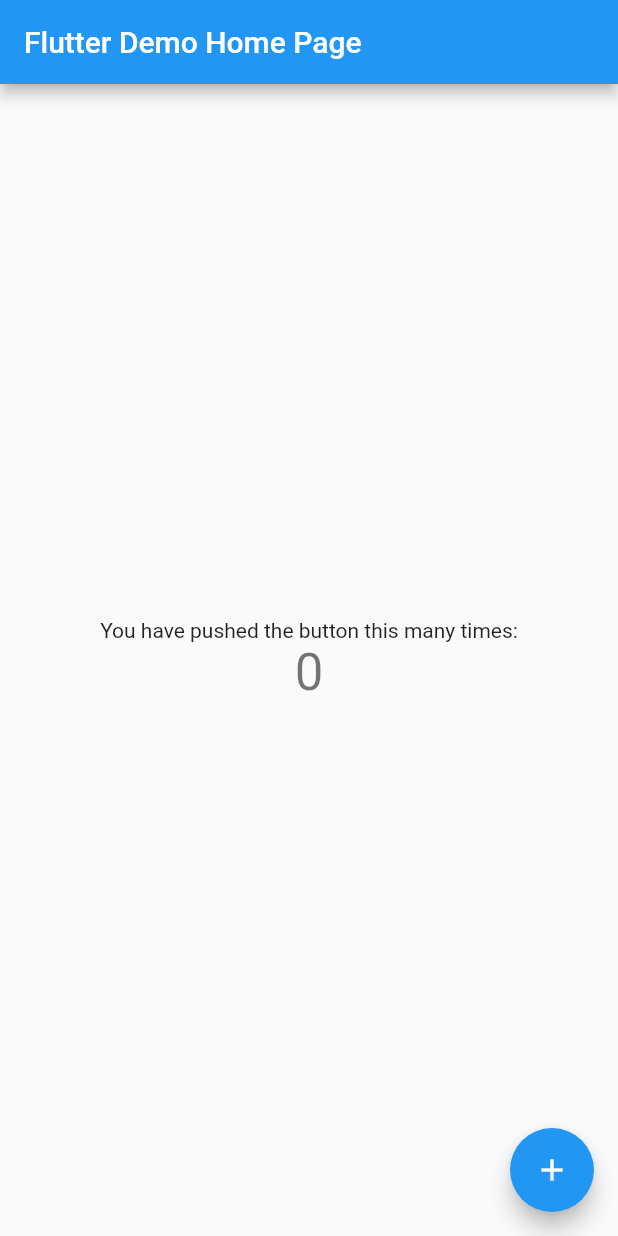
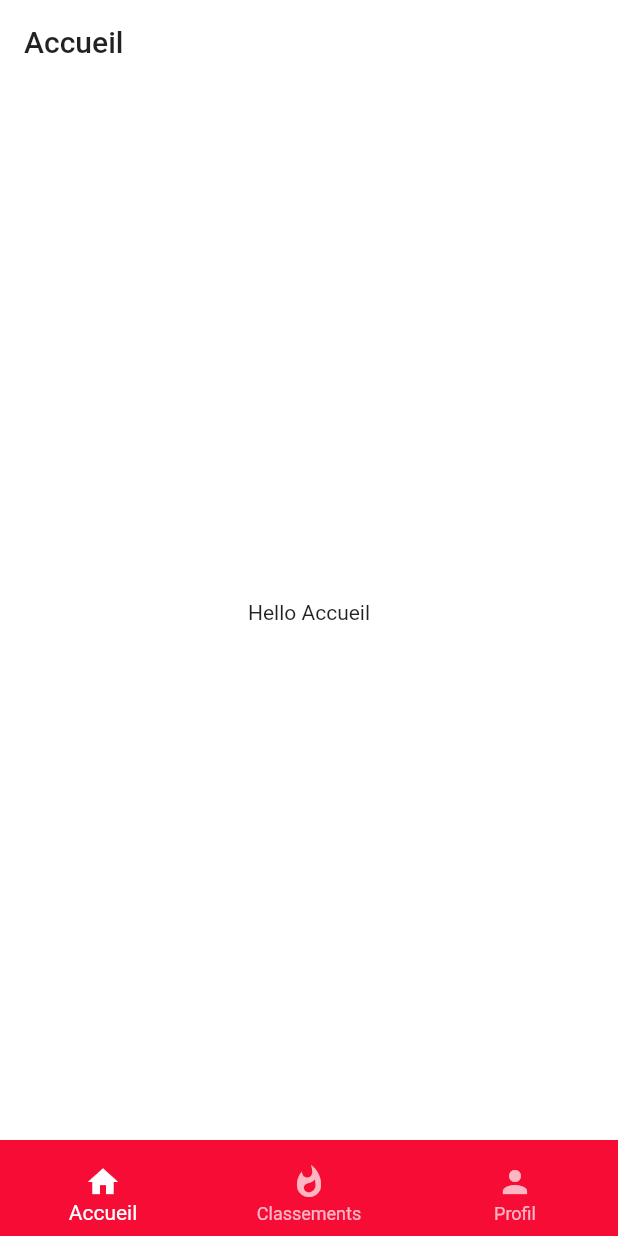
Before and after one commit to Feldrise/Application-WEI, a Flutter app: the screen it shows after launch, on a phone screen of 412 x 824 dp. Run offline on Flutter 3.47's test engine with Material 2 defaults, Android fonts, the phone set to English and light mode, and no system bars.

Commit message:
[Add] Basic navigation structure

```diff
--- /dev/null
+++ b/lib/BottomNavigation.dart
@@ -0,0 +1,75 @@
+import 'package:flutter/material.dart';
+
+enum TabItem { home, ranks, profil }
+
+Map<TabItem, String> tabName = {
+  TabItem.home: "Accueil",
+  TabItem.ranks: "Classements",
+  TabItem.profil: "Profil",
+};
+
+Map<TabItem, IconData> tabIcon = {
+  TabItem.home: Icons.home,
+  TabItem.ranks: Icons.whatshot,
+  TabItem.profil: Icons.person
+};
+
+Map<TabItem, int> tabIndex = {
+  TabItem.home: 0,
+  TabItem.ranks: 1,
+  TabItem.profil: 2
+};
+
+
+
+class BottomNavigation extends StatelessWidget {
+  BottomNavigation({this.currentTab, this.onSelectTab});
+
+  final TabItem currentTab;
+  final ValueChanged<TabItem> onSelectTab;
+
+  @override
+  Widget build(BuildContext context) {
+    return Container(
+      decoration: BoxDecoration(
+        color: Theme.of(context).accentColor,
+      ),
+      margin: EdgeInsets.all(0),
+      height: 64,
+      child: Align(
+        alignment: Alignment.bottomCenter,
+        child: BottomNavigationBar(
+          type: BottomNavigationBarType.fixed,
+          currentIndex: tabIndex[currentTab],
+          items: [
+            _buildItem(context, tabItem: TabItem.home),
+            _buildItem(context, tabItem: TabItem.ranks),
+            _buildItem(context, tabItem: TabItem.profil),
+          ],
+          onTap: (index) => onSelectTab(
+            TabItem.values[index],
+          ),
+          backgroundColor: Theme.of(context).accentColor,
+          selectedItemColor: Colors.white,
+          unselectedItemColor: Colors.white70,
+          iconSize: 24,
+          elevation: 0,
+        ),
+      ),
+    );
+  }
+
+  /// We simply return the corresponding BottomNavigationBarItem to the [tabItem]
+  BottomNavigationBarItem _buildItem(BuildContext context, {TabItem tabItem}) {
+    String text = tabName[tabItem];
+    IconData icon = tabIcon[tabItem];
+    return BottomNavigationBarItem(
+      icon: Icon(
+        icon
+      ),
+      title: Text(
+        text
+      ),
+    );
+  }
+}
--- /dev/null
+++ b/lib/Pages/HomePage.dart
@@ -0,0 +1,40 @@
+import 'package:flutter/material.dart';
+
+/**
+ * Cette page correspond à la page d'accueil.
+ * Seul les capitaines pourront valider les défis
+ *
+ * Cette page affiche et dois récupérer :
+ * [Pour les utilisateurs]
+ *  - Les défis de l'utilisateurs
+ *  - Les défis d'équipes
+ * [Pour les capitaines]
+ * - Les défis des utilisateurs de l'équipe **qui sont à valider**
+ * - Les défis d'équipes
+ * [Pour les administrateurs]
+ *  - Les défis des utilisateurs de toutes les équipes AVEC LE TITRE DE L'EQUIPE qui sont à valider
+ *  - Les défis d'équipes
+ */
+class HomePage extends StatefulWidget {
+  const HomePage({Key key, @required this.onPush}) : super(key: key);
+
+  final ValueChanged<String> onPush;
+
+  HomePageState createState() => HomePageState();
+}
+
+class HomePageState extends State<HomePage> {
+  @override
+  Widget build(BuildContext context) {
+    return Scaffold(
+      appBar: AppBar(
+        title: Text("Accueil"),
+      ),
+      body: Container(
+        child: Center(
+          child: Text("Hello Accueil"),
+        ),
+      ),
+    );
+  }
+}
--- /dev/null
+++ b/lib/Pages/MainPage.dart
@@ -0,0 +1,75 @@
+
+import 'package:appli_wei/BottomNavigation.dart';
+import 'package:appli_wei/TabNavigator.dart';
+import 'package:flutter/material.dart';
+
+/**
+ * This is simply the main page of our application. This page
+ * is in charge to switch pages from the bottom navigation bar.
+ */
+class MainPage extends StatefulWidget {
+  MainPageState createState() => MainPageState();
+}
+
+class MainPageState extends State<MainPage> {
+
+  Map<TabItem, GlobalKey<NavigatorState>> _navigatorKeys = {
+    TabItem.home: GlobalKey<NavigatorState>(),
+    TabItem.ranks: GlobalKey<NavigatorState>(),
+    TabItem.profil: GlobalKey<NavigatorState>(),
+  };
+
+  TabItem _currentTab = TabItem.home;
+
+  void _selectTab(TabItem tabItem) {
+    if (tabItem == _currentTab) {
+      // pop to first route
+      _navigatorKeys[tabItem].currentState.popUntil((route) => route.isFirst);
+    } else {
+      setState(() => _currentTab = tabItem);
+    }
+  }
+
+  @override
+  Widget build(BuildContext context) {
+    return WillPopScope(
+      onWillPop: () async {
+        final isFirstRouteInCurrentTab =
+            !await _navigatorKeys[_currentTab].currentState.maybePop();
+        if (isFirstRouteInCurrentTab) {
+          // if not on the 'main' tab
+          if (_currentTab != TabItem.home) {
+            // select 'main' tab
+            _selectTab(TabItem.home);
+            // back button handled by app
+            return false;
+          }
+        }
+        // let system handle back button if we're on the first route
+        return isFirstRouteInCurrentTab;
+      },
+      child: Scaffold(
+        body: Stack(children: <Widget>[
+          _buildOffstageNavigator(TabItem.home),
+          _buildOffstageNavigator(TabItem.ranks),
+          _buildOffstageNavigator(TabItem.profil),
+        ]),
+        bottomNavigationBar: BottomNavigation(
+          currentTab: _currentTab,
+          onSelectTab: _selectTab,
+        ),
+      ),
+    );
+  }
+
+  /// We return the page corresponding to the [tabItem]
+  Widget _buildOffstageNavigator(TabItem tabItem) {
+    return Offstage(
+      offstage: _currentTab != tabItem,
+      child: TabNavigator(
+        navigatorKey: _navigatorKeys[tabItem],
+        tabItem: tabItem,
+      ),
+    );
+  }
+}
--- /dev/null
+++ b/lib/Pages/ProfilPage.dart
@@ -0,0 +1,29 @@
+import 'package:flutter/material.dart';
+
+/**
+ * Cette page affiche les infos de l'utilisateurs
+ * et quelques jolies stats.
+ */
+class ProfilPage extends StatefulWidget {
+  const ProfilPage({Key key, @required this.onPush}) : super(key: key);
+
+  final ValueChanged<String> onPush;
+
+  ProfilPageState createState() => ProfilPageState();
+}
+
+class ProfilPageState extends State<ProfilPage> {
+  @override
+  Widget build(BuildContext context) {
+    return Scaffold(
+      appBar: AppBar(
+        title: Text("Profil"),
+      ),
+      body: Container(
+        child: Center(
+          child: Text("Hello Profil"),
+        ),
+      ),
+    );
+  }
+}
--- /dev/null
+++ b/lib/Pages/RanksPage.dart
@@ -0,0 +1,31 @@
+import 'package:flutter/material.dart';
+
+/**
+ * Cette page affiche le classement
+ * Elle doit donc récupérer
+ *  - La liste des utilisateurs triés par points
+ *  - La liste des équipes triés par points
+ */
+class RanksPage extends StatefulWidget {
+  const RanksPage({Key key, @required this.onPush}) : super(key: key);
+
+  final ValueChanged<String> onPush;
+
+  RanksPageState createState() => RanksPageState();
+}
+
+class RanksPageState extends State<RanksPage> {
+  @override
+  Widget build(BuildContext context) {
+    return Scaffold(
+      appBar: AppBar(
+        title: Text("Classement"),
+      ),
+      body: Container(
+        child: Center(
+          child: Text("Hello Classement"),
+        ),
+      ),
+    );
+  }
+}
--- /dev/null
+++ b/lib/TabNavigator.dart
@@ -0,0 +1,71 @@
+import 'package:appli_wei/BottomNavigation.dart';
+import 'package:appli_wei/Pages/HomePage.dart';
+import 'package:appli_wei/Pages/ProfilPage.dart';
+import 'package:appli_wei/Pages/RanksPage.dart';
+import 'package:flutter/material.dart';
+
+class TabNavigatorRoutes {
+  static const String root = '/';
+}
+
+class TabNavigator extends StatelessWidget {
+  TabNavigator({this.navigatorKey, this.tabItem});
+
+  final GlobalKey<NavigatorState> navigatorKey;
+  final TabItem tabItem;
+
+  /// This function is called when we need to "push" a page from the current page
+  /// The [destinationPage] is the page we want to go and must be in the TabNavgatorRoutes
+  void _push(BuildContext context, {String destinationPage}) {
+    var routeBuilders = _routeBuilders(context);
+
+    Navigator.push(
+      context,
+      MaterialPageRoute(
+        builder: (context) => routeBuilders['/' + destinationPage](context),
+      ),
+    );
+  }
+
+  /// We create the builder to return to the main page
+  Map<String, WidgetBuilder> _routeBuilders(BuildContext context) {
+    // If it's the rank page
+    if (tabItem == TabItem.ranks) {
+      return {
+        TabNavigatorRoutes.root: (context) => RanksPage(
+          onPush: (destinationPage) => _push(context, destinationPage: destinationPage),
+        ),
+      };
+    }
+
+    // If it's the profil page
+    if (tabItem == TabItem.profil) {
+      return {
+        TabNavigatorRoutes.root: (context) => ProfilPage(
+          onPush: (destinationPage) => _push(context, destinationPage: destinationPage),
+        ),
+      };
+    }
+
+    // By default it's the home page
+    return {
+      TabNavigatorRoutes.root: (context) => HomePage(
+          onPush: (destinationPage) => _push(context, destinationPage: destinationPage),
+      ),
+    };
+  }
+
+  @override
+  Widget build(BuildContext context) {
+    final routeBuilders = _routeBuilders(context);
+    return Navigator(
+      key: navigatorKey,
+      initialRoute: TabNavigatorRoutes.root,
+      onGenerateRoute: (routeSettings) {
+        return MaterialPageRoute(
+          builder: (context) => routeBuilders[routeSettings.name](context),
+        );
+      },
+    );
+  }
+}
--- a/lib/main.dart
+++ b/lib/main.dart
@@ -1,3 +1,4 @@
+import 'package:appli_wei/Pages/MainPage.dart';
 import 'package:flutter/material.dart';
 
 void main() => runApp(MyApp());
@@ -7,105 +8,28 @@
   @override
   Widget build(BuildContext context) {
     return MaterialApp(
-      title: 'Flutter Demo',
+      title: 'Appli du WEI',
       theme: ThemeData(
-        // This is the theme of your application.
-        //
-        // Try running your application with "flutter run". You'll see the
-        // application has a blue toolbar. Then, without quitting the app, try
-        // changing the primarySwatch below to Colors.green and then invoke
-        // "hot reload" (press "r" in the console where you ran "flutter run",
-        // or simply save your changes to "hot reload" in a Flutter IDE).
-        // Notice that the counter didn't reset back to zero; the application
-        // is not restarted.
-        primarySwatch: Colors.blue,
+        scaffoldBackgroundColor: Colors.white,
+        accentColor: Color(0xfff70c36),
+
+        appBarTheme: AppBarTheme(
+          color: Colors.white,
+          textTheme: Theme.of(context).textTheme,
+          elevation: 0,
+        ),
+
+        textTheme: TextTheme(
+          title: TextStyle(fontSize: 38.0, fontWeight: FontWeight.w500, color: Colors.black87),
+          subtitle: TextStyle(fontSize: 20.0, fontWeight: FontWeight.w200, color: Colors.black87),
+          headline: TextStyle(fontSize: 24.0, fontWeight: FontWeight.w500, color: Colors.black87),
+          subhead: TextStyle(fontSize: 24.0, fontWeight: FontWeight.w300, color: Colors.black87),
+          body1: TextStyle(fontSize: 14.0, fontWeight: FontWeight.w400, color: Colors.black87),
+          body2: TextStyle(fontSize: 14.0, fontWeight: FontWeight.w400, color: Colors.black87),
+          caption: TextStyle(fontSize: 12.0, fontWeight: FontWeight.w400, color: Colors.black87)
+        ),
       ),
-      home: MyHomePage(title: 'Flutter Demo Home Page'),
+      home: MainPage(),
     );
   }
 }
-
-class MyHomePage extends StatefulWidget {
-  MyHomePage({Key key, this.title}) : super(key: key);
-
-  // This widget is the home page of your application. It is stateful, meaning
-  // that it has a State object (defined below) that contains fields that affect
-  // how it looks.
-
-  // This class is the configuration for the state. It holds the values (in this
-  // case the title) provided by the parent (in this case the App widget) and
-  // used by the build method of the State. Fields in a Widget subclass are
-  // always marked "final".
-
-  final String title;
-
-  @override
-  _MyHomePageState createState() => _MyHomePageState();
-}
-
-class _MyHomePageState extends State<MyHomePage> {
-  int _counter = 0;
-
-  void _incrementCounter() {
-    setState(() {
-      // This call to setState tells the Flutter framework that something has
-      // changed in this State, which causes it to rerun the build method below
-      // so that the display can reflect the updated values. If we changed
-      // _counter without calling setState(), then the build method would not be
-      // called again, and so nothing would appear to happen.
-      _counter++;
-    });
-  }
-
-  @override
-  Widget build(BuildContext context) {
-    // This method is rerun every time setState is called, for instance as done
-    // by the _incrementCounter method above.
-    //
-    // The Flutter framework has been optimized to make rerunning build methods
-    // fast, so that you can just rebuild anything that needs updating rather
-    // than having to individually change instances of widgets.
-    return Scaffold(
-      appBar: AppBar(
-        // Here we take the value from the MyHomePage object that was created by
-        // the App.build method, and use it to set our appbar title.
-        title: Text(widget.title),
-      ),
-      body: Center(
-        // Center is a layout widget. It takes a single child and positions it
-        // in the middle of the parent.
-        child: Column(
-          // Column is also a layout widget. It takes a list of children and
-          // arranges them vertically. By default, it sizes itself to fit its
-          // children horizontally, and tries to be as tall as its parent.
-          //
-          // Invoke "debug painting" (press "p" in the console, choose the
-          // "Toggle Debug Paint" action from the Flutter Inspector in Android
-          // Studio, or the "Toggle Debug Paint" command in Visual Studio Code)
-          // to see the wireframe for each widget.
-          //
-          // Column has various properties to control how it sizes itself and
-          // how it positions its children. Here we use mainAxisAlignment to
-          // center the children vertically; the main axis here is the vertical
-          // axis because Columns are vertical (the cross axis would be
-          // horizontal).
-          mainAxisAlignment: MainAxisAlignment.center,
-          children: <Widget>[
-            Text(
-              'You have pushed the button this many times:',
-            ),
-            Text(
-              '$_counter',
-              style: Theme.of(context).textTheme.display1,
-            ),
-          ],
-        ),
-      ),
-      floatingActionButton: FloatingActionButton(
-        onPressed: _incrementCounter,
-        tooltip: 'Increment',
-        child: Icon(Icons.add),
-      ), // This trailing comma makes auto-formatting nicer for build methods.
-    );
-  }
-}
--- a/pubspec.yaml
+++ b/pubspec.yaml
@@ -19,14 +19,17 @@
 dependencies:
   flutter:
     sdk: flutter
+  provider: ^4.0.5
 
   # The following adds the Cupertino Icons font to your application.
   # Use with the CupertinoIcons class for iOS style icons.
   cupertino_icons: ^0.1.2
+  # font_awesome_flutter: ^8.8.1
 
 dev_dependencies:
   flutter_test:
     sdk: flutter
+
 
 
 # For information on the generic Dart part of this file, see the
```
